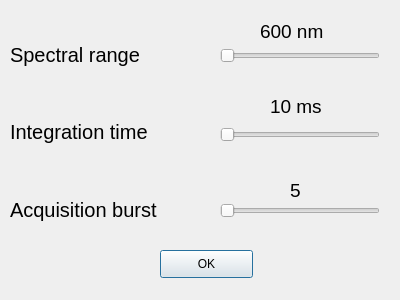
Before: the Qt Designer form code/thu/settings.ui in yenthusiastic/ARP07, drawn with Qt 5.
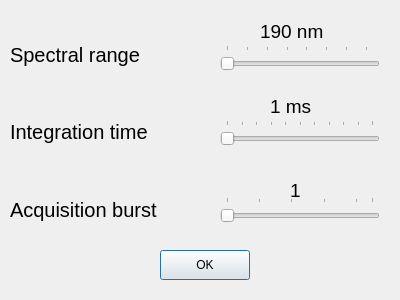
After: the same form once the commit is applied.

Commit message: finish Trigger to work with hardware, update values for Settings parameters

The edit to the form file:
```diff
--- a/code/thu/settings.ui
+++ b/code/thu/settings.ui
@@ -19,12 +19,41 @@
      <x>220</x>
      <y>45</y>
      <width>160</width>
-     <height>22</height>
+     <height>30</height>
     </rect>
    </property>
+   <property name="font">
+    <font>
+     <pointsize>8</pointsize>
+    </font>
+   </property>
+   <property name="cursor">
+    <cursorShape>PointingHandCursor</cursorShape>
+   </property>
+   <property name="minimum">
+    <number>19</number>
+   </property>
+   <property name="maximum">
+    <number>165</number>
+   </property>
+   <property name="singleStep">
+    <number>10</number>
+   </property>
+   <property name="pageStep">
+    <number>20</number>
+   </property>
+   <property name="value">
+    <number>19</number>
+   </property>
    <property name="orientation">
     <enum>Qt::Horizontal</enum>
    </property>
+   <property name="tickPosition">
+    <enum>QSlider::TicksAbove</enum>
+   </property>
+   <property name="tickInterval">
+    <number>0</number>
+   </property>
   </widget>
   <widget class="QLabel" name="label1">
    <property name="geometry">
@@ -66,14 +95,35 @@
    <property name="geometry">
     <rect>
      <x>220</x>
-     <y>124</y>
+     <y>120</y>
      <width>160</width>
-     <height>22</height>
+     <height>30</height>
     </rect>
    </property>
+   <property name="cursor">
+    <cursorShape>PointingHandCursor</cursorShape>
+   </property>
+   <property name="minimum">
+    <number>0</number>
+   </property>
+   <property name="maximum">
+    <number>100</number>
+   </property>
+   <property name="singleStep">
+    <number>10</number>
+   </property>
+   <property name="pageStep">
+    <number>20</number>
+   </property>
    <property name="orientation">
     <enum>Qt::Horizontal</enum>
    </property>
+   <property name="tickPosition">
+    <enum>QSlider::TicksAbove</enum>
+   </property>
+   <property name="tickInterval">
+    <number>0</number>
+   </property>
   </widget>
   <widget class="QLabel" name="label3">
    <property name="geometry">
@@ -97,22 +147,43 @@
    <property name="geometry">
     <rect>
      <x>220</x>
-     <y>200</y>
+     <y>197</y>
      <width>160</width>
-     <height>22</height>
+     <height>30</height>
     </rect>
    </property>
+   <property name="cursor">
+    <cursorShape>PointingHandCursor</cursorShape>
+   </property>
+   <property name="minimum">
+    <number>1</number>
+   </property>
+   <property name="maximum">
+    <number>10</number>
+   </property>
+   <property name="singleStep">
+    <number>1</number>
+   </property>
+   <property name="pageStep">
+    <number>2</number>
+   </property>
    <property name="orientation">
     <enum>Qt::Horizontal</enum>
    </property>
+   <property name="tickPosition">
+    <enum>QSlider::TicksAbove</enum>
+   </property>
+   <property name="tickInterval">
+    <number>0</number>
+   </property>
   </widget>
   <widget class="QPushButton" name="ok_btn">
    <property name="geometry">
     <rect>
      <x>160</x>
      <y>250</y>
-     <width>93</width>
-     <height>28</height>
+     <width>90</width>
+     <height>30</height>
     </rect>
    </property>
    <property name="text">
@@ -134,7 +205,7 @@
     </font>
    </property>
    <property name="text">
-    <string>600 nm</string>
+    <string>190 nm</string>
    </property>
   </widget>
   <widget class="QLabel" name="int_time_val">
@@ -152,7 +223,7 @@
     </font>
    </property>
    <property name="text">
-    <string>10 ms</string>
+    <string>1 ms</string>
    </property>
   </widget>
   <widget class="QLabel" name="acq_burst_val">
@@ -170,7 +241,7 @@
     </font>
    </property>
    <property name="text">
-    <string>5</string>
+    <string>1</string>
    </property>
   </widget>
  </widget>
```
The commit also changes 7 other files.
